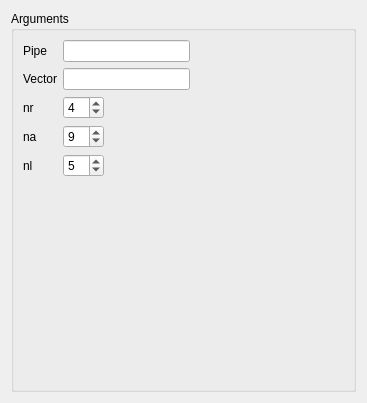
The window that src/HEXABLOCKGUI/MakePipe_QTD.ui (SalomePlatform/hexablock) describes before a commit, drawn with Qt 5.
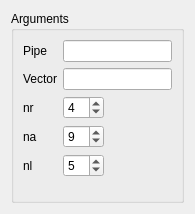
The same window after the commit.

```diff
--- a/src/HEXABLOCKGUI/MakePipe_QTD.ui
+++ b/src/HEXABLOCKGUI/MakePipe_QTD.ui
@@ -6,10 +6,16 @@
    <rect>
     <x>0</x>
     <y>0</y>
-    <width>367</width>
-    <height>403</height>
+    <width>195</width>
+    <height>214</height>
    </rect>
   </property>
+  <property name="sizePolicy">
+   <sizepolicy hsizetype="Preferred" vsizetype="Fixed">
+    <horstretch>0</horstretch>
+    <verstretch>0</verstretch>
+   </sizepolicy>
+  </property>
   <property name="windowTitle">
    <string>Pipe Construction</string>
   </property>
```
